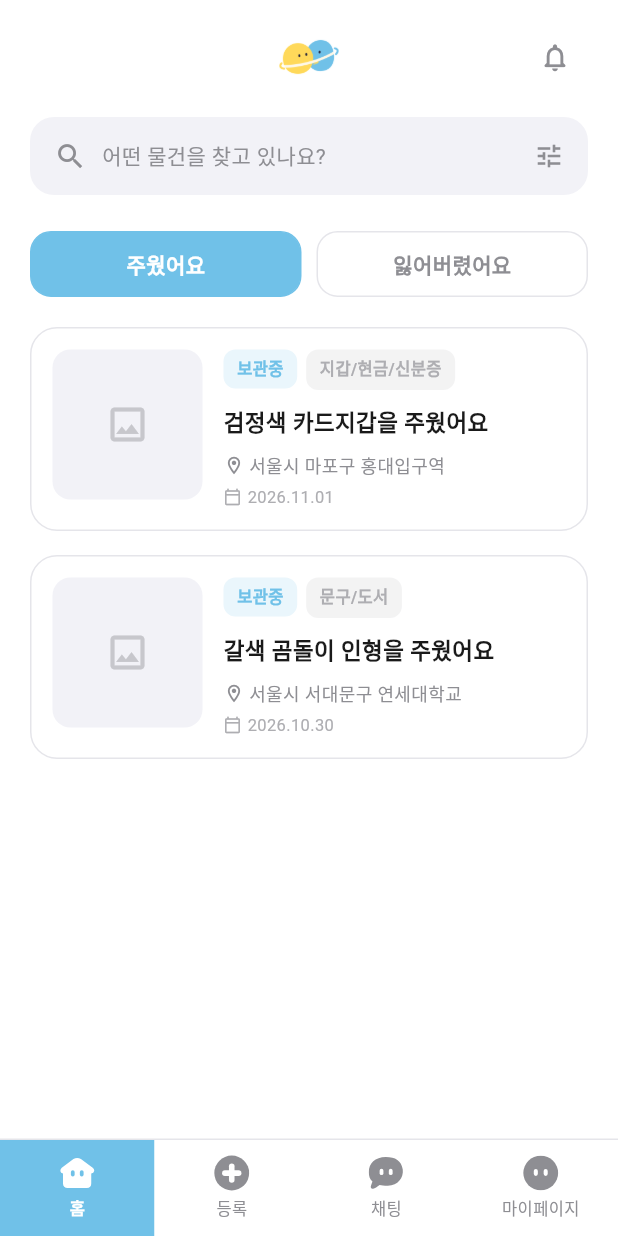
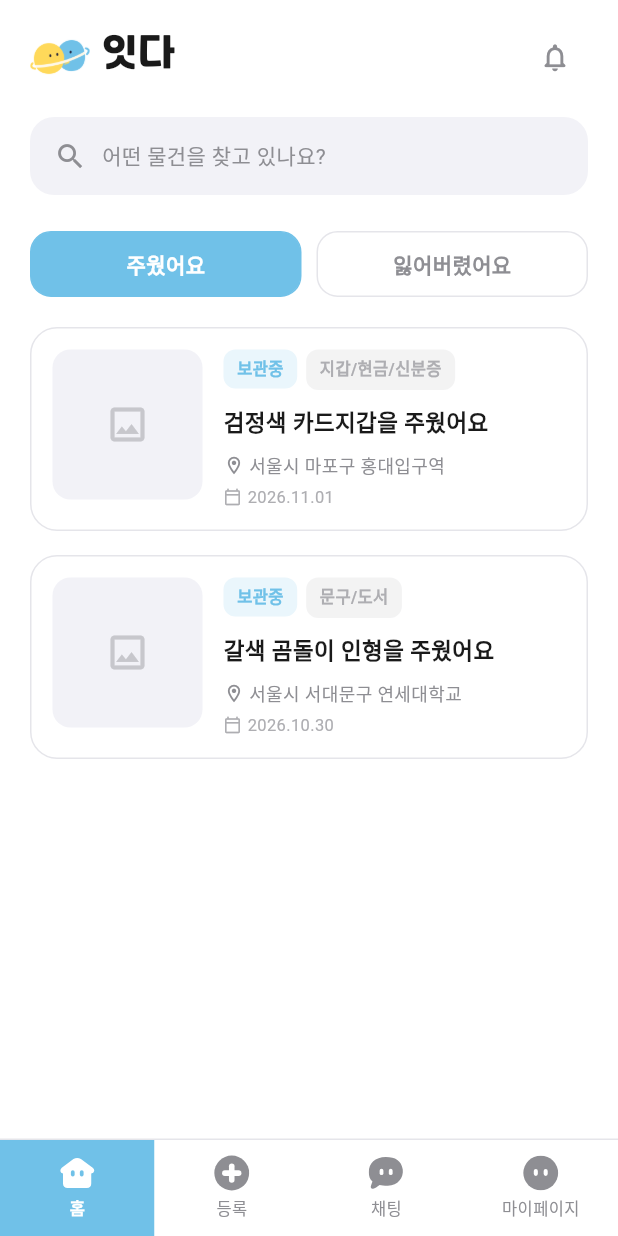
Before and after one commit to gray-ji/ITDA, a Flutter app: the screen it shows after launch, on a phone screen of 412 x 824 dp. Run offline on Flutter 3.47's test engine with Material 3 defaults, Android fonts, the phone set to English and light mode, and no system bars; our stand-ins replace flutter_svg; Roboto replaces fonts that are missing (Pretendard).

Commit message:
refactor: 헤더 및 검색바 UI 개선

```diff
--- a/frontend/lib/features/home/screens/home_screen.dart
+++ b/frontend/lib/features/home/screens/home_screen.dart
@@ -94,9 +94,7 @@ class _HomeScreenState extends State<HomeScreen> {
                             // TODO: 검색 화면 연결
                           },
                         ),
-
                         const SizedBox(height: 24),
-
                         PostTypeTabs(
                           isFoundTab: isFoundTab,
                           onChanged: (isFound) {
@@ -167,9 +165,7 @@ class _HomeScreenState extends State<HomeScreen> {
             color: AppColors.gray3,
             size: 42,
           ),
-
           const SizedBox(height: 12),
-
           const Text(
             '게시글이 없어요',
             style: TextStyle(
--- a/frontend/lib/features/home/widgets/search_bar.dart
+++ b/frontend/lib/features/home/widgets/search_bar.dart
@@ -38,11 +38,6 @@ class HomeSearchBar extends StatelessWidget {
                 ),
               ),
             ),
-            const Icon(
-              Icons.tune,
-              color: AppColors.gray1,
-              size: 20,
-            ),
           ],
         ),
       ),
--- a/frontend/lib/shared/widgets/header.dart
+++ b/frontend/lib/shared/widgets/header.dart
@@ -17,24 +17,33 @@ class Header extends StatelessWidget {
       child: SizedBox(
         height: 40,
         width: double.infinity,
-        child: Stack(
-          alignment: Alignment.center,
+        child: Row(
+          mainAxisAlignment: MainAxisAlignment.spaceBetween,
           children: [
-            // 로고
-            Center(
-              child: Image.asset(
-                'assets/images/logo.png',
-                height: 44,
-                fit: BoxFit.contain,
-              ),
+            // 로고 + 앱 이름
+            Row(
+              mainAxisSize: MainAxisSize.min,
+              children: [
+                Image.asset(
+                  'assets/images/logo.png',
+                  height: 40,
+                  fit: BoxFit.contain,
+                ),
+                const SizedBox(width: 8),
+                const Text(
+                  '잇다',
+                  style: TextStyle(
+                    fontFamily: 'Recipekorea',
+                    fontSize: 24,
+                    color: AppColors.black,
+                  ),
+                ),
+              ],
             ),
 
             // 알림 아이콘
-            Positioned(
-              right: 0,
-              child: _NotificationButton(
-                onTap: onNotificationTap,
-              ),
+            _NotificationButton(
+              onTap: onNotificationTap,
             ),
           ],
         ),
```
Also changed, not shown: frontend/pubspec.yaml (+5 -13 lines), frontend/assets/fonts/Recipekorea.ttf (added).
